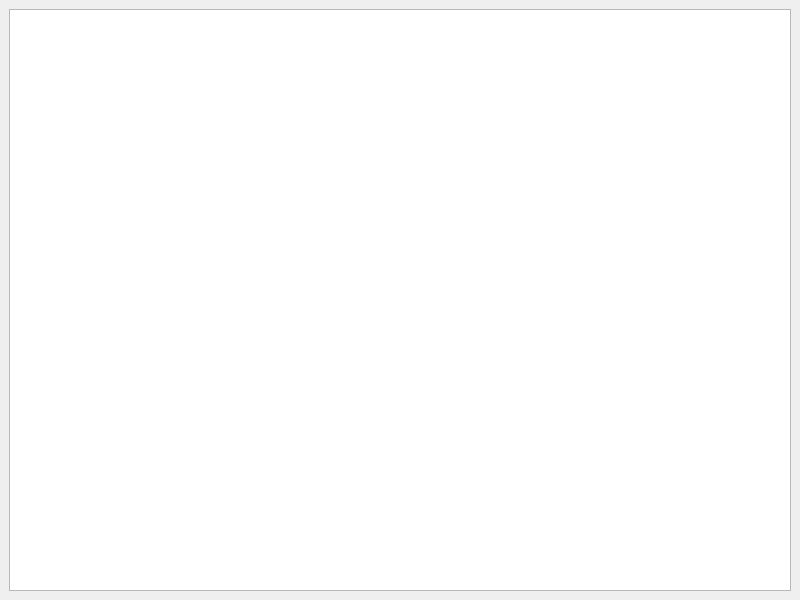
This is gui/guifrontend.ui in simonbeaudoin0935/tradestation-algo as Qt 5 draws it before an edit. The edited form follows.
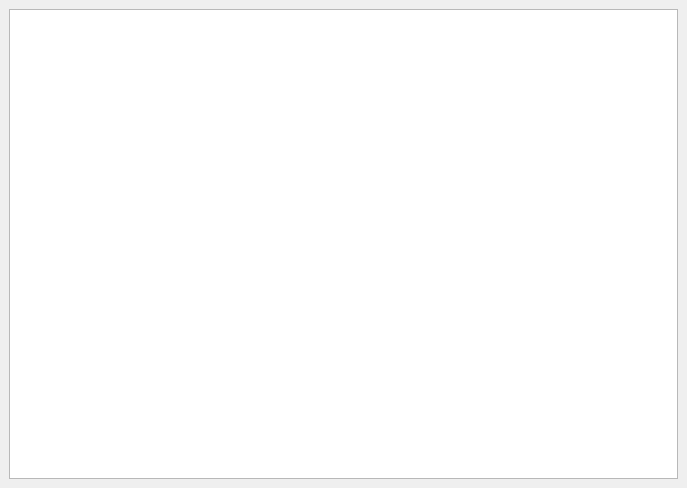
This is the edited form.

Commit message: Working checkpoint where selecting between gui/non-gui  build and run.

```diff
--- a/gui/guifrontend.ui
+++ b/gui/guifrontend.ui
@@ -6,8 +6,8 @@
    <rect>
     <x>0</x>
     <y>0</y>
-    <width>800</width>
-    <height>600</height>
+    <width>687</width>
+    <height>488</height>
    </rect>
   </property>
   <property name="windowTitle">
```
The commit also changes 6 other files.
